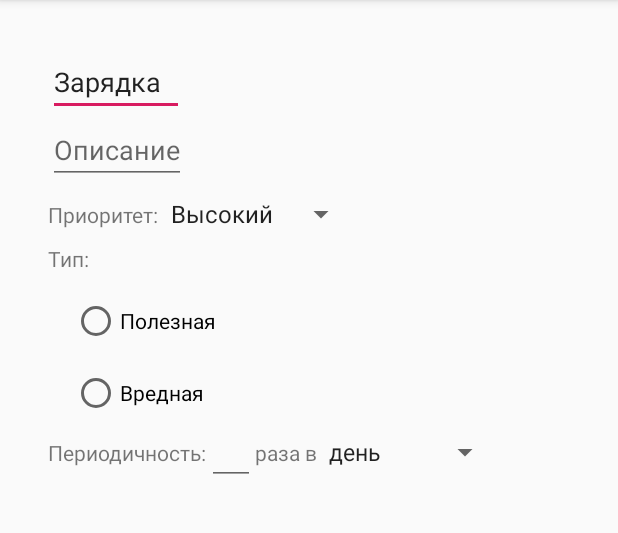
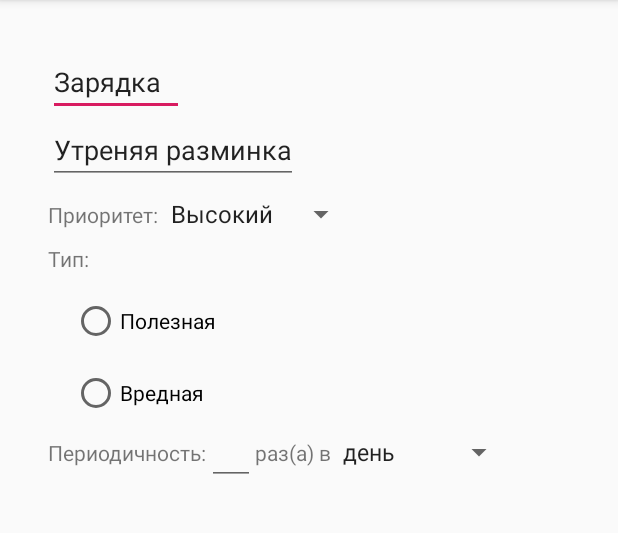
Before and after one commit to Belianin/doubletapp, an Android app: the screen it shows after launch (HabitActivity), after a tap on an icon or button, on a phone screen of 412 x 824 dp, the part 84-617 px from its top. Run offline under Robolectric (Android 15) with nearby library versions, the phone set to English and light mode, and no system bars.

```diff
--- a/app/src/main/java/com/example/doubletapp/Habit.kt
+++ b/app/src/main/java/com/example/doubletapp/Habit.kt
@@ -2,30 +2,38 @@ package com.example.doubletapp
 
 import android.graphics.Color
 import android.os.Bundle
+import android.os.Parcel
+import android.os.Parcelable
 import java.util.*
 
-class Habit(var title: String, var description: String, var priority: Int, var type: HabitType, var period: Date, var color: Color) {
+class Habit(var title: String, var description: String?, var priority: Priority, var type: HabitType, var period: HabitPeriod) : Parcelable {
+    constructor(parcel: Parcel) : this(
+        parcel.readString()!!,
+        parcel.readString(),
+        Priority.valueOf(parcel.readString()!!),
+        HabitType.valueOf(parcel.readString()!!),
+        parcel.readParcelable(HabitPeriod::class.java.classLoader)!!
+    )
 
-    companion object {
+    override fun writeToParcel(parcel: Parcel, flags: Int) {
+        parcel.writeString(title)
+        parcel.writeString(description)
+        parcel.writeString(priority.name)
+        parcel.writeString(type.name)
+        parcel.writeParcelable(period, flags)
+    }
 
-        fun createBundle(habit: Habit) : Bundle {
-            val bundle = Bundle()
-            bundle.putString("title", habit.title)
-            bundle.putString("description", habit.description)
-            bundle.putInt("priority", habit.priority)
+    override fun describeContents(): Int {
+        return 0
+    }
 
-            return bundle
+    companion object CREATOR : Parcelable.Creator<Habit> {
+        override fun createFromParcel(parcel: Parcel): Habit {
+            return Habit(parcel)
         }
 
-        fun fromBundle(bundle: Bundle): Habit {
-            return Habit(
-                bundle.getString("title", null),
-                bundle.getString("description", null),
-                bundle.getInt("priority", 0),
-                HabitType.Good,
-                Date(0, 0,0),
-                Color()
-            )
+        override fun newArray(size: Int): Array<Habit?> {
+            return arrayOfNulls(size)
         }
     }
 }
@@ -38,12 +46,36 @@ enum class HabitType{
 enum class Priority {
     High,
     Normal,
-    Low
+    Low,
 }
 
-class HabitPeriod(var count: Int, var type: HabitType) {
+class HabitPeriod(var count: Int, var type: PeriodType) : Parcelable {
+    constructor(parcel: Parcel) : this(
+        parcel.readInt(),
+        PeriodType.valueOf(parcel.readString()!!)
+    )
+
     enum class PeriodType {
         Day,
         Week
     }
+
+    override fun writeToParcel(parcel: Parcel, flags: Int) {
+        parcel.writeInt(count)
+        parcel.writeString(type.name)
+    }
+
+    override fun describeContents(): Int {
+        return 0
+    }
+
+    companion object CREATOR : Parcelable.Creator<HabitPeriod> {
+        override fun createFromParcel(parcel: Parcel): HabitPeriod {
+            return HabitPeriod(parcel)
+        }
+
+        override fun newArray(size: Int): Array<HabitPeriod?> {
+            return arrayOfNulls(size)
+        }
+    }
 }
--- a/app/src/main/java/com/example/doubletapp/HabitActivity.kt
+++ b/app/src/main/java/com/example/doubletapp/HabitActivity.kt
@@ -15,16 +15,15 @@ class HabitActivity : AppCompatActivity() {
         super.onCreate(savedInstanceState)
         setContentView(R.layout.activity_habit)
 
-        val bundle = intent.getBundleExtra("habit")
-        val habit = if (bundle == null) {
-            Habit("", "", 0, HabitType.Good, Date(0, 0, 1), Color())
-        } else {
-            Habit.fromBundle(bundle)
-        }
+        val habit = intent.getParcelableExtra("habit") as Habit?
+            ?: Habit("", "", Priority.Normal, HabitType.Good, HabitPeriod(1, HabitPeriod.PeriodType.Day))
 
         val titleInput: EditText = findViewById(R.id.habit_title_input)
         titleInput.setText(habit.title)
 
+        val descriptionTitle: EditText = findViewById(R.id.habit_description_input)
+        descriptionTitle.setText(habit.description)
+
         val priorityTitle: Spinner = findViewById(R.id.habit_priority_input)
     }
 }
--- a/app/src/main/java/com/example/doubletapp/MainActivity.kt
+++ b/app/src/main/java/com/example/doubletapp/MainActivity.kt
@@ -11,11 +11,12 @@ import android.widget.TextView
 import androidx.recyclerview.widget.LinearLayoutManager
 import androidx.recyclerview.widget.RecyclerView
 import com.google.android.material.floatingactionbutton.FloatingActionButton
+import java.io.Serializable
 import java.util.*
 
 var habits = listOf(
-    Habit("Зарядка", "Утреняя разминка", 1, HabitType.Good, Date(0, 0, 1), Color()),
-    Habit("Пятничный кофе", "Выпить кофе после работы с мужиками", 2, HabitType.Bad, Date(0, 0, 1), Color()))
+    Habit("Зарядка", "Утреняя разминка", Priority.Normal, HabitType.Good, HabitPeriod(1, HabitPeriod.PeriodType.Day)),
+    Habit("Пятничный кофе", "Выпить кофе после работы с мужиками", Priority.Low, HabitType.Bad, HabitPeriod(1, HabitPeriod.PeriodType.Week)))
 
 class MainActivity : AppCompatActivity() {
 
@@ -30,7 +31,7 @@ class MainActivity : AppCompatActivity() {
         val fab: FloatingActionButton = findViewById(R.id.fab)
         fab.setOnClickListener {
             val intent = Intent(this, HabitActivity::class.java)
-                .apply { putExtra("habit", Habit.createBundle(habits[0])) }
+                .apply { putExtra("habit", habits[0]) }
 
             startActivity(intent)
         }
--- a/app/src/main/res/layout/activity_habit.xml
+++ b/app/src/main/res/layout/activity_habit.xml
@@ -17,23 +17,24 @@
             android:layout_width="wrap_content"
             android:layout_height="wrap_content"
             android:inputType="text"
-            android:hint="Название"/>
+            android:hint="@string/title_hint"/>
 
         <EditText
             android:id="@+id/habit_description_input"
             android:layout_width="wrap_content"
             android:layout_height="wrap_content"
             android:inputType="textLongMessage"
-            android:hint="Описание" />
+            android:hint="@string/description_hint" />
 
         <LinearLayout
             android:layout_width="wrap_content"
             android:layout_height="wrap_content"
             android:layout_marginTop="8dp">
+
             <TextView
                 android:layout_width="wrap_content"
                 android:layout_height="wrap_content"
-                android:text="Приоритет:"></TextView>
+                android:text="Приоритет:" />
             <Spinner
                 android:id="@+id/habit_priority_input"
                 android:layout_width="wrap_content"
@@ -92,7 +93,7 @@
             <TextView
                 android:layout_width="wrap_content"
                 android:layout_height="wrap_content"
-                android:text="раза в">
+                android:text="раз(а) в">
             </TextView>
             <Spinner
                 android:layout_width="wrap_content"
--- a/app/src/main/res/values/strings.xml
+++ b/app/src/main/res/values/strings.xml
@@ -1,5 +1,7 @@
 <resources>
     <string name="app_name">Doubletapp</string>
+    <string name="title_hint">Название</string>
+    <string name="description_hint">Описание</string>
     <string-array name="priority_list">
         <item>Высокий</item>
         <item>Средний</item>
```
